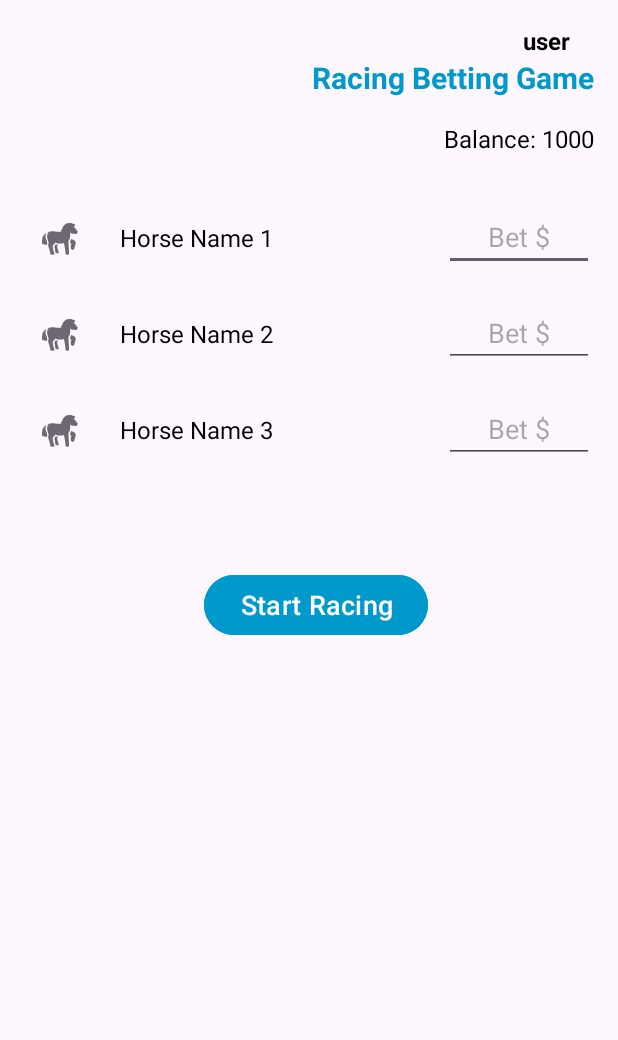
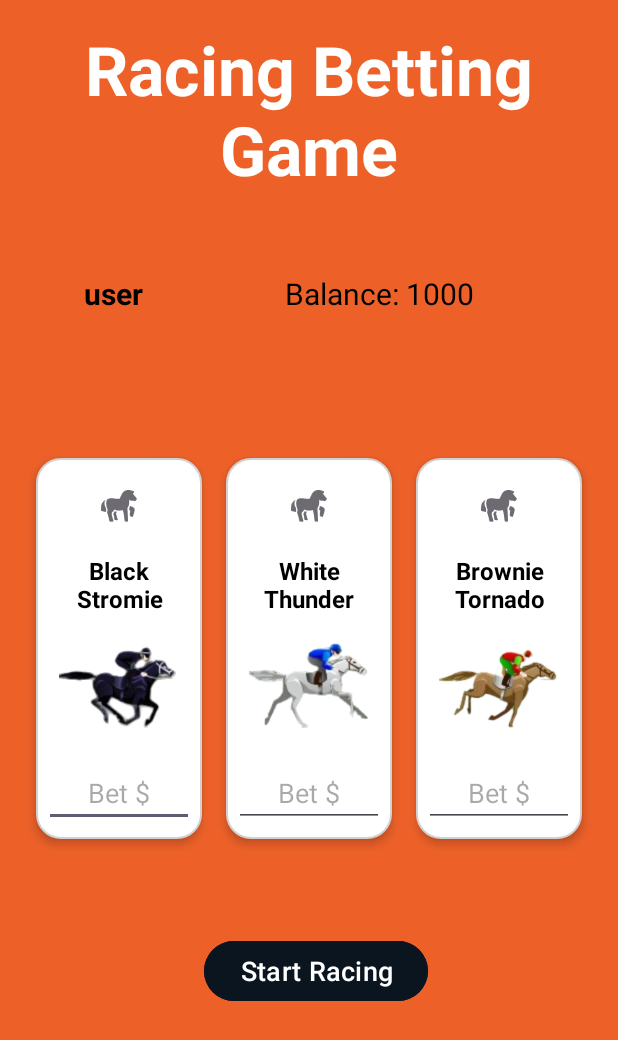
Before and after one commit to pnhphuong-work1/racing-app-android, an Android app: the BettingActivity screen opened directly, with no data from a screen before it, on a phone screen of 412 x 824 dp. Shown: the top 1040 px of the screen. Run offline under Robolectric (Android 15) with nearby library versions, the phone set to English and light mode, and no system bars.

Commit message:
Update betting view

```diff
--- /dev/null
+++ b/app/src/main/res/drawable/card_background.xml
@@ -0,0 +1,5 @@
+<shape xmlns:android="http://schemas.android.com/apk/res/android">
+    <solid android:color="#FFFFFF" />
+    <corners android:radius="16dp" />
+    <stroke android:color="#D1D1D1" android:width="1dp" />
+</shape>
--- /dev/null
+++ b/app/src/main/res/drawable/rounded_button.xml
@@ -0,0 +1,4 @@
+<shape xmlns:android="http://schemas.android.com/apk/res/android">
+    <solid android:color="#1976D2" />
+    <corners android:radius="24dp" />
+</shape>
--- a/app/src/main/res/layout/betting_view.xml
+++ b/app/src/main/res/layout/betting_view.xml
@@ -1,173 +1,237 @@
 <?xml version="1.0" encoding="utf-8"?>
-<androidx.constraintlayout.widget.ConstraintLayout
-    xmlns:android="http://schemas.android.com/apk/res/android"
+<androidx.constraintlayout.widget.ConstraintLayout xmlns:android="http://schemas.android.com/apk/res/android"
     xmlns:app="http://schemas.android.com/apk/res-auto"
-    xmlns:tools="http://schemas.android.com/tools"
     android:layout_width="match_parent"
     android:layout_height="match_parent"
+    xmlns:tools="http://schemas.android.com/tools"
     android:padding="16dp"
+    android:background="#ED6129"
     tools:context=".BettingActivity">
 
-    <!-- Name at the top right -->
+    <!-- Betting Section (Multiple Horses) -->
+
+    <!-- Start Racing Button -->
+
+    <TextView
+        android:id="@+id/gameTitle"
+        android:layout_width="wrap_content"
+        android:layout_height="wrap_content"
+        android:gravity="center"
+        android:text="Racing Betting Game"
+        android:textColor="@color/white"
+        android:textSize="45sp"
+        android:textStyle="bold"
+        app:layout_constraintBottom_toTopOf="@+id/userName"
+        app:layout_constraintEnd_toEndOf="parent"
+        app:layout_constraintStart_toStartOf="parent"
+        app:layout_constraintTop_toTopOf="parent" />
+
     <TextView
         android:id="@+id/userName"
         android:layout_width="wrap_content"
         android:layout_height="wrap_content"
+        android:layout_marginStart="40dp"
+        android:layout_marginTop="52dp"
         android:text="User Name"
-        android:textSize="16sp"
+        android:textColor="@android:color/black"
+        android:textSize="20sp"
+
         android:textStyle="bold"
-        android:textColor="@android:color/black"
-        app:layout_constraintEnd_toEndOf="parent"
-        app:layout_constraintTop_toTopOf="parent"
-        android:paddingEnd="16dp" />
+        app:layout_constraintEnd_toStartOf="@+id/balance"
+        app:layout_constraintHorizontal_bias="0.0"
+        app:layout_constraintStart_toStartOf="parent"
+        app:layout_constraintTop_toBottomOf="@+id/gameTitle" />
 
-    <!-- Title below the name -->
-    <TextView
-        android:id="@+id/gameTitle"
-        android:layout_width="wrap_content"
-        android:layout_height="wrap_content"
-        android:text="Racing Betting Game"
-        android:textSize="20sp"
-        android:textStyle="bold"
-        android:textColor="@android:color/holo_blue_dark"
-        app:layout_constraintTop_toBottomOf="@+id/userName"
-        app:layout_constraintEnd_toEndOf="parent" />
-
-    <!-- Balance below the title -->
     <TextView
         android:id="@+id/balance"
         android:layout_width="wrap_content"
         android:layout_height="wrap_content"
+        android:layout_marginTop="52dp"
+        android:layout_marginEnd="80dp"
         android:text="Balance: $1000"
-        android:textSize="16sp"
         android:textColor="@android:color/black"
-        app:layout_constraintTop_toBottomOf="@+id/gameTitle"
+        android:textSize="20sp"
         app:layout_constraintEnd_toEndOf="parent"
-        android:layout_marginTop="16dp" />
+        app:layout_constraintTop_toBottomOf="@+id/gameTitle" />
 
-    <!-- Betting view -->
     <LinearLayout
         android:id="@+id/bettingSection"
-        android:layout_width="0dp"
+        android:layout_width="match_parent"
         android:layout_height="wrap_content"
-        android:orientation="vertical"
-        android:layout_marginTop="32dp"
-        app:layout_constraintTop_toBottomOf="@id/balance"
+        android:layout_marginTop="88dp"
+        android:gravity="center"
+        android:orientation="horizontal"
+        app:layout_constraintEnd_toEndOf="parent"
+        app:layout_constraintHorizontal_bias="0.0"
         app:layout_constraintStart_toStartOf="parent"
-        app:layout_constraintEnd_toEndOf="parent"
-        app:layout_constraintWidth_default="spread">
+        app:layout_constraintTop_toBottomOf="@+id/balance">
 
-        <!-- First Horse Bet Option -->
+        <!-- First Horse Betting Card with Checkbox -->
         <LinearLayout
-            android:layout_width="match_parent"
+            android:layout_width="0dp"
             android:layout_height="wrap_content"
-            android:orientation="horizontal"
-            android:layout_marginBottom="16dp">
+            android:layout_margin="8dp"
+            android:layout_weight="1"
+            android:background="@drawable/card_background"
+            android:elevation="4dp"
+            android:orientation="vertical"
+            android:padding="8dp">
 
+            <!-- First Horse Checkbox -->
             <CheckBox
                 android:id="@+id/horse1"
                 android:layout_width="wrap_content"
                 android:layout_height="wrap_content"
-                android:button="@drawable/horse_red"
-                android:layout_marginEnd="8dp" />
+                android:layout_gravity="center"
+                android:layout_marginBottom="8dp"
+                android:button="@drawable/horse_red" />
 
+            <!-- Horse 1 Name -->
             <TextView
                 android:id="@+id/horse1Name"
-                android:layout_width="0dp"
+                android:layout_width="wrap_content"
                 android:layout_height="wrap_content"
-                android:text="Horse Name 1"
+                android:layout_gravity="center"
+                android:gravity="center"
+                android:text="Black Stromie"
+                android:textColor="@android:color/black"
                 android:textSize="16sp"
-                android:layout_marginStart="8dp"
-                android:layout_weight="1"
-                android:textColor="@android:color/black" />
+                android:textStyle="bold" />
 
+            <!-- Horse 1 Image -->
+            <ImageView
+                android:id="@+id/horse1Image"
+                android:layout_width="80dp"
+                android:layout_height="80dp"
+                android:layout_gravity="center"
+                android:layout_marginTop="8dp"
+                android:src="@drawable/horse1" />
+
+            <!-- Bet Input for Horse 1 -->
             <EditText
                 android:id="@+id/betAmount1"
                 android:layout_width="100dp"
                 android:layout_height="wrap_content"
+                android:layout_gravity="center"
+                android:layout_marginTop="8dp"
+                android:gravity="center"
                 android:hint="Bet $"
-                android:inputType="number"
-                android:layout_marginStart="16dp"
-                android:textAlignment="center" />
+                android:inputType="number" />
         </LinearLayout>
 
-        <!-- Second Horse Bet Option -->
+        <!-- Second Horse Betting Card with Checkbox -->
         <LinearLayout
-            android:layout_width="match_parent"
+            android:layout_width="0dp"
             android:layout_height="wrap_content"
-            android:orientation="horizontal"
-            android:layout_marginBottom="16dp">
+            android:layout_margin="8dp"
+            android:layout_weight="1"
+            android:background="@drawable/card_background"
+            android:elevation="4dp"
+            android:orientation="vertical"
+            android:padding="8dp">
 
+            <!-- Second Horse Checkbox -->
             <CheckBox
                 android:id="@+id/horse2"
                 android:layout_width="wrap_content"
                 android:layout_height="wrap_content"
-                android:button="@drawable/horse_red"
-                android:layout_marginEnd="8dp" />
+                android:layout_gravity="center"
+                android:layout_marginBottom="8dp"
+                android:button="@drawable/horse_red" />
 
+            <!-- Horse 2 Name -->
             <TextView
                 android:id="@+id/horse2Name"
-                android:layout_width="0dp"
+                android:layout_width="wrap_content"
                 android:layout_height="wrap_content"
-                android:text="Horse Name 2"
+                android:layout_gravity="center"
+                android:gravity="center"
+                android:text="White Thunder"
+                android:textColor="@android:color/black"
                 android:textSize="16sp"
-                android:layout_marginStart="8dp"
-                android:layout_weight="1"
-                android:textColor="@android:color/black" />
+                android:textStyle="bold" />
 
+            <!-- Horse 2 Image -->
+            <ImageView
+                android:id="@+id/horse2Image"
+                android:layout_width="80dp"
+                android:layout_height="80dp"
+                android:layout_gravity="center"
+                android:layout_marginTop="8dp"
+                android:src="@drawable/horse2" />
+
+            <!-- Bet Input for Horse 2 -->
             <EditText
                 android:id="@+id/betAmount2"
                 android:layout_width="100dp"
                 android:layout_height="wrap_content"
+                android:layout_gravity="center"
+                android:layout_marginTop="8dp"
+                android:gravity="center"
                 android:hint="Bet $"
-                android:inputType="number"
-                android:layout_marginStart="16dp"
-                android:textAlignment="center" />
+                android:inputType="number" />
         </LinearLayout>
 
-        <!-- Third Horse Bet Option -->
+        <!-- Third Horse Betting Card with Checkbox -->
         <LinearLayout
-            android:layout_width="match_parent"
+            android:layout_width="0dp"
             android:layout_height="wrap_content"
-            android:orientation="horizontal"
-            android:layout_marginBottom="16dp">
+            android:layout_margin="8dp"
+            android:layout_weight="1"
+            android:background="@drawable/card_background"
+            android:elevation="4dp"
+            android:orientation="vertical"
+            android:padding="8dp">
 
+            <!-- Third Horse Checkbox -->
             <CheckBox
                 android:id="@+id/horse3"
                 android:layout_width="wrap_content"
                 android:layout_height="wrap_content"
-                android:button="@drawable/horse_red"
-                android:layout_marginEnd="8dp" />
+                android:layout_gravity="center"
+                android:layout_marginBottom="8dp"
+                android:button="@drawable/horse_red" />
 
+            <!-- Horse 3 Name -->
             <TextView
                 android:id="@+id/horse3Name"
-                android:layout_width="0dp"
+                android:layout_width="wrap_content"
                 android:layout_height="wrap_content"
-                android:text="Horse Name 3"
+                android:layout_gravity="center"
+                android:gravity="center"
+                android:text="Brownie Tornado"
+                android:textColor="@android:color/black"
                 android:textSize="16sp"
-                android:layout_marginStart="8dp"
-                android:layout_weight="1"
-                android:textColor="@android:color/black" />
+                android:textStyle="bold" />
 
+            <!-- Horse 3 Image -->
+            <ImageView
+                android:id="@+id/horse3Image"
+                android:layout_width="80dp"
+                android:layout_height="80dp"
+                android:layout_gravity="center"
+                android:layout_marginTop="8dp"
+                android:src="@drawable/horse3" />
+
+            <!-- Bet Input for Horse 3 -->
             <EditText
                 android:id="@+id/betAmount3"
                 android:layout_width="100dp"
                 android:layout_height="wrap_content"
+                android:layout_gravity="center"
+                android:layout_marginTop="8dp"
+                android:gravity="center"
                 android:hint="Bet $"
-                android:inputType="number"
-                android:layout_marginStart="16dp"
-                android:textAlignment="center" />
+                android:inputType="number" />
         </LinearLayout>
-
     </LinearLayout>
 
-    <!-- Start Racing Button -->
     <Button
         android:id="@+id/startRaceButton"
         android:layout_width="wrap_content"
         android:layout_height="wrap_content"
-        android:layout_marginTop="52dp"
-        android:backgroundTint="@android:color/holo_blue_dark"
+        android:layout_marginTop="56dp"
+        android:backgroundTint="#0B151F"
         android:text="Start Racing"
         android:textColor="@android:color/white"
         android:textSize="18sp"
```
